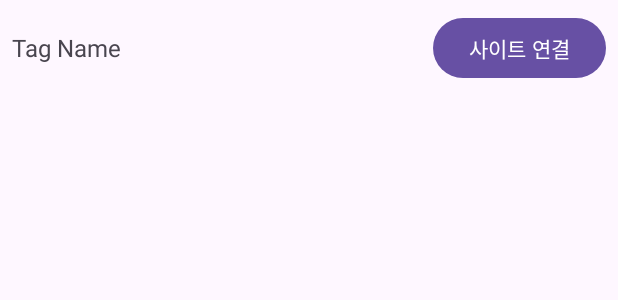
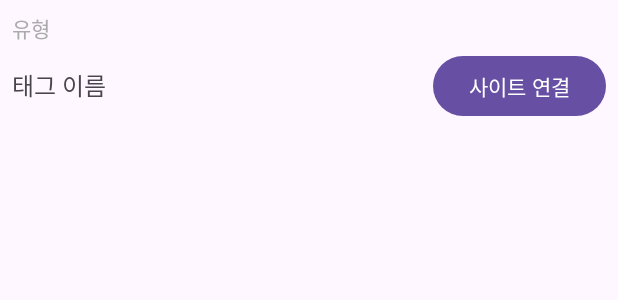
Before and after one commit to RAEHOON/Deskterior002, an Android app: the layout tag_list.xml on its own in the app's theme, with its tools: preview values and no code run, on a phone screen of 412 x 824 dp. Shown: the top 300 px of the screen. Run offline under Robolectric (Android 15) with nearby library versions, the phone set to English and light mode, and no system bars.

Commit message:
데스크테리어 새로운버전 - 태그에 유형 추가

```diff
--- a/app/src/main/java/com/example/desk0018/Adapter/TagListAdapter.java
+++ b/app/src/main/java/com/example/desk0018/Adapter/TagListAdapter.java
@@ -34,7 +34,8 @@ public class TagListAdapter extends RecyclerView.Adapter<TagListAdapter.TagViewH
     @Override
     public void onBindViewHolder(@NonNull TagViewHolder holder, int position) {
         TagData tag = tagList.get(position);
-        holder.tagName.setText(tag.getName());
+        holder.tagName.setText(tag.getName()); // 태그 이름 설정
+        holder.tagCategory.setText(tag.getCategory()); // 유형 설정
         holder.btnGoSite.setOnClickListener(v -> {
             Intent intent = new Intent(v.getContext(), WebViewActivity.class);
             intent.putExtra("url", tag.getUrl());
@@ -50,11 +51,13 @@ public class TagListAdapter extends RecyclerView.Adapter<TagListAdapter.TagViewH
     public static class TagViewHolder extends RecyclerView.ViewHolder {
         TextView tagName;
         Button btnGoSite;
+        TextView tagCategory; // 유형 표시
 
         public TagViewHolder(@NonNull View itemView) {
             super(itemView);
             tagName = itemView.findViewById(R.id.tag_name);
             btnGoSite = itemView.findViewById(R.id.btn_go_site);
+            tagCategory = itemView.findViewById(R.id.tag_category); // 유형 View 초기화
         }
     }
 }
--- a/app/src/main/res/layout/tag_list.xml
+++ b/app/src/main/res/layout/tag_list.xml
@@ -2,15 +2,31 @@
 <LinearLayout xmlns:android="http://schemas.android.com/apk/res/android"
     android:layout_width="match_parent"
     android:layout_height="wrap_content"
-    android:orientation="horizontal"
+    android:orientation="vertical"
     android:padding="8dp">
+
+    <!-- 유형 표시 -->
+    <TextView
+        android:id="@+id/tag_category"
+        android:layout_width="match_parent"
+        android:layout_height="wrap_content"
+        android:text="유형"
+        android:textSize="14sp"
+        android:textColor="@android:color/darker_gray"
+        android:layout_marginBottom="4dp" />
+
+    <!-- 태그 이름 및 버튼 -->
+    <LinearLayout
+        android:layout_width="match_parent"
+        android:layout_height="wrap_content"
+        android:orientation="horizontal">
 
         <TextView
             android:id="@+id/tag_name"
             android:layout_width="0dp"
             android:layout_height="wrap_content"
             android:layout_weight="1"
-        android:text="Tag Name"
+            android:text="태그 이름"
             android:textSize="16sp" />
 
         <Button
@@ -19,3 +35,4 @@
             android:layout_height="wrap_content"
             android:text="사이트 연결" />
     </LinearLayout>
+</LinearLayout>
```
Also changed, not shown: app/src/main/java/com/example/desk0018/Tag/TagData.java (+33 -10 lines). Lines whose indentation alone changed are shown as unchanged.
